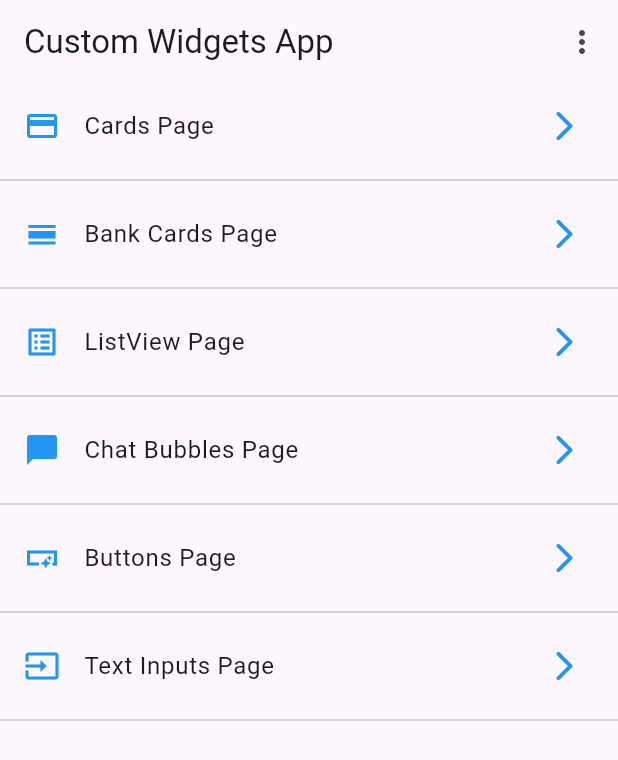
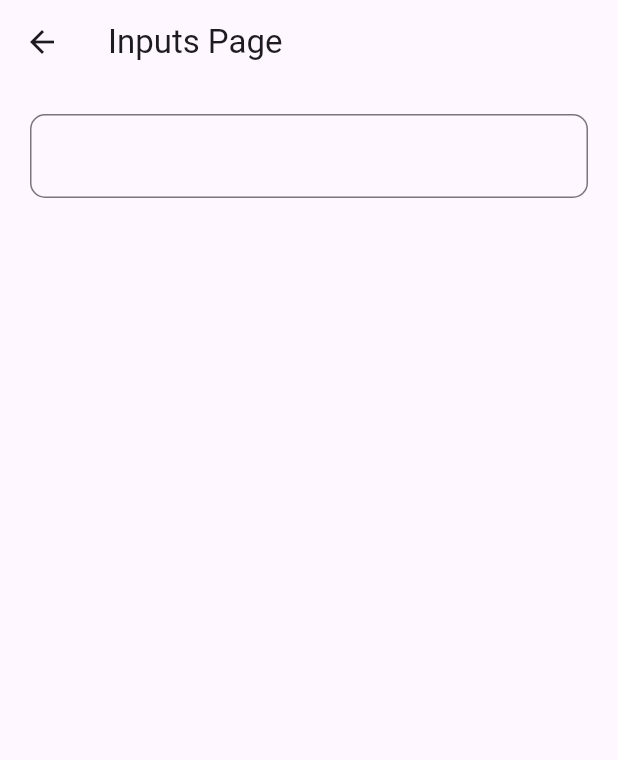
Before and after one commit to lianhdez95/custom_widgets_app, a Flutter app: the screen it shows after launch, after a tap on "Text Inputs Page", on a phone screen of 412 x 824 dp. Shown: the top 760 px of the screen. Run offline on Flutter 3.47's test engine with Material 3 defaults, Android fonts, the phone set to English and light mode, and no system bars.

Commit message:
new widgets

```diff
--- a/lib/pages/home_page.dart
+++ b/lib/pages/home_page.dart
@@ -1,6 +1,7 @@
 import 'package:custom_widgets_app/pages/bank_cards_page.dart';
 import 'package:custom_widgets_app/pages/cards_page.dart';
 import 'package:custom_widgets_app/pages/chat_bubbles_page.dart';
+import 'package:custom_widgets_app/pages/inputs_page.dart';
 import 'package:custom_widgets_app/pages/list_view_page.dart';
 import 'package:flutter/material.dart';
 
@@ -78,7 +79,7 @@ class HomePage extends StatelessWidget {
             navigationListTile(context, {
               'leading': const Icon(Icons.input, color: Colors.blue),
               'title': 'Text Inputs Page',
-              'route': null, // Agrega la ruta deseada aquí
+              'route': const InputsPage(), // Agrega la ruta deseada aquí
             }),
             const Divider(),
           ],
--- /dev/null
+++ b/lib/pages/inputs_page.dart
@@ -0,0 +1,23 @@
+import 'package:custom_widgets_app/widgets/inputs/input_text_1.dart';
+import 'package:flutter/material.dart';
+
+class InputsPage extends StatelessWidget {
+  const InputsPage({super.key});
+
+  @override
+  Widget build(BuildContext context) {
+    return Scaffold(
+      appBar: AppBar(
+        title: const Text('Inputs Page'),
+      ),
+      body: Container(
+        alignment: Alignment.center,
+        child: ListView(
+          children: [
+            InputText1()
+          ],
+        ),
+      ),
+    );
+  }
+}
--- /dev/null
+++ b/lib/widgets/inputs/input_text_1.dart
@@ -0,0 +1,15 @@
+import 'package:flutter/material.dart';
+
+class InputText1 extends StatelessWidget {
+  const InputText1({super.key});
+
+  @override
+  Widget build(BuildContext context) {
+    return Container(
+      padding: EdgeInsets.all(20),
+      child: TextFormField(
+        decoration: InputDecoration(border: OutlineInputBorder(borderRadius: BorderRadius.circular(10)) ),
+      )
+    );
+  }
+}
```
